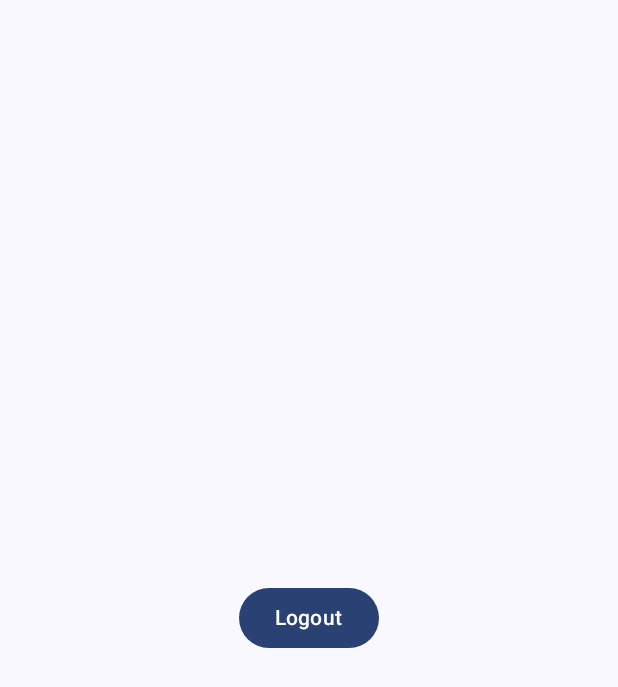
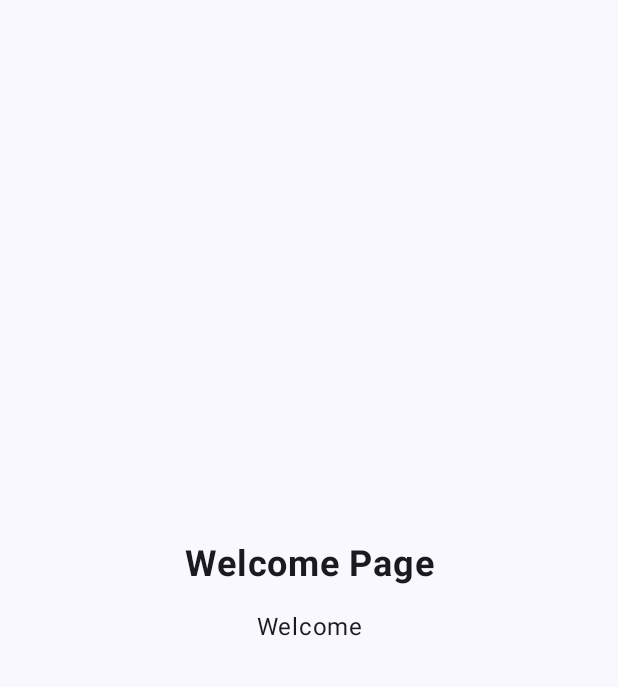
Before and after one commit to pratee-k-umar/itravelSolo, an Android app built with Jetpack Compose: the screen it shows after launch (MainActivity), on a phone screen of 412 x 824 dp. Shown: the top 687 px of the screen. Run offline under Robolectric (Android 15) with nearby library versions, the phone set to English and light mode, and no system bars.

Commit message:
Onboarding screens implemented

```diff
--- a/app/build.gradle.kts
+++ b/app/build.gradle.kts
@@ -43,6 +43,7 @@ android {
 
 dependencies {
 
+    implementation(libs.androidx.compose.foundation)
     implementation(libs.androidx.navigation.compose)
     implementation(libs.androidx.core.splashscreen)
     implementation(libs.androidx.lifecycle.viewmodel.compose)
@@ -55,6 +56,7 @@ dependencies {
     implementation(libs.androidx.compose.ui.graphics)
     implementation(libs.androidx.compose.ui.tooling.preview)
     implementation(libs.androidx.compose.material3)
+    implementation(libs.androidx.foundation)
     testImplementation(libs.junit)
     androidTestImplementation(libs.androidx.junit)
     androidTestImplementation(libs.androidx.espresso.core)
--- a/app/src/main/java/com/itravelsolo/MainActivity.kt
+++ b/app/src/main/java/com/itravelsolo/MainActivity.kt
@@ -10,6 +10,9 @@ import androidx.compose.material3.Scaffold
 import androidx.compose.runtime.Composable
 import androidx.compose.runtime.collectAsState
 import androidx.compose.runtime.getValue
+import androidx.compose.runtime.mutableStateOf
+import androidx.compose.runtime.remember
+import androidx.compose.runtime.setValue
 import androidx.compose.ui.Modifier
 import androidx.core.splashscreen.SplashScreen.Companion.installSplashScreen
 import androidx.navigation.compose.NavHost
@@ -17,6 +20,7 @@ import androidx.navigation.compose.composable
 import androidx.navigation.compose.rememberNavController
 import com.itravelsolo.Screen.Auth
 import com.itravelsolo.Screen.Home
+import com.itravelsolo.Screen.OnBoard
 import com.itravelsolo.Screen.Splash
 import com.itravelsolo.ui.theme.ItravelSoloTheme
 
@@ -44,18 +48,32 @@ class MainActivity : ComponentActivity() {
 @Composable
 fun Navigation() {
     val navController = rememberNavController()
+    var showOnboarding by remember { mutableStateOf(true) }
     NavHost(
         navController = navController,
         startDestination = "splash"
     ) {
         composable("splash") {
+            val destination = if(showOnboarding) "onBoarding" else "auth"
             Splash(onTimeout = {
-                navController.navigate("auth") {
+                navController.navigate(destination) {
                     popUpTo("splash") {
                         inclusive = true
                     }
                 }
             })
+        }
+        composable("onboarding") {
+            OnBoard(
+                onFinished = {
+                    navController.navigate("auth") {
+                        popUpTo("onboarding") {
+                            inclusive = true
+                        }
+                    }
+                    showOnboarding = false
+                }
+            )
         }
         composable("auth") {
             Auth(navController)
--- a/app/src/main/java/com/itravelsolo/Screen/Auth.kt
+++ b/app/src/main/java/com/itravelsolo/Screen/Auth.kt
@@ -1,7 +1,6 @@
 package com.itravelsolo.Screen
 
 import androidx.compose.foundation.layout.Arrangement
-import androidx.compose.foundation.layout.Box
 import androidx.compose.foundation.layout.Column
 import androidx.compose.foundation.layout.fillMaxSize
 import androidx.compose.foundation.layout.padding
--- /dev/null
+++ b/app/src/main/java/com/itravelsolo/Screen/OnBoard.kt
@@ -0,0 +1,95 @@
+package com.itravelsolo.Screen
+
+import androidx.compose.foundation.ExperimentalFoundationApi
+import androidx.compose.foundation.layout.Arrangement
+import androidx.compose.foundation.layout.Column
+import androidx.compose.foundation.layout.Row
+import androidx.compose.foundation.layout.Spacer
+import androidx.compose.foundation.layout.fillMaxSize
+import androidx.compose.foundation.layout.fillMaxWidth
+import androidx.compose.foundation.layout.height
+import androidx.compose.foundation.layout.padding
+import androidx.compose.foundation.pager.HorizontalPager
+import androidx.compose.foundation.pager.rememberPagerState
+import androidx.compose.material3.Button
+import androidx.compose.material3.Text
+import androidx.compose.runtime.Composable
+import androidx.compose.ui.Alignment
+import androidx.compose.ui.Modifier
+import androidx.compose.ui.text.font.FontWeight
+import androidx.compose.ui.text.style.TextAlign
+import androidx.compose.ui.unit.dp
+import androidx.compose.ui.unit.sp
+
+data class OnBoardingItem(
+    val title: String,
+    val description: String
+)
+
+val OnBoardingPages = listOf(
+    OnBoardingItem(
+        "Welcome Page",
+        "Welcome"
+    ),
+    OnBoardingItem(
+        "Second Page",
+        "Second"
+    )
+)
+
+@Composable
+fun OnBoardingPage(item: OnBoardingItem) {
+    Column(
+        modifier = Modifier.fillMaxSize().padding(horizontal = 24.dp),
+        horizontalAlignment = Alignment.CenterHorizontally,
+        verticalArrangement = Arrangement.Center
+    ) {
+        Text(
+            text = item.title,
+            fontSize = 24.sp,
+            fontWeight = FontWeight.Bold,
+            textAlign = TextAlign.Center
+        )
+        Spacer(modifier = Modifier.height(16.dp))
+        Text(
+            text = item.description,
+            fontSize = 16.sp,
+            textAlign = TextAlign.Center,
+            modifier = Modifier.padding(horizontal = 20.dp)
+        )
+    }
+}
+
+@OptIn(ExperimentalFoundationApi::class)
+@Composable
+fun OnBoard(onFinished: () -> Unit) {
+    val pagerState = rememberPagerState(pageCount = { OnBoardingPages.size })
+
+    Column(
+        modifier = Modifier.fillMaxSize(),
+        horizontalAlignment = Alignment.CenterHorizontally,
+        verticalArrangement = Arrangement.Center
+    ) {
+        HorizontalPager(
+            state = pagerState,
+            modifier = Modifier.fillMaxWidth().weight(1f)
+        ) {page ->
+            OnBoardingPage(item = OnBoardingPages[page])
+        }
+
+        Row(
+            modifier = Modifier.fillMaxWidth().padding(16.dp),
+            horizontalArrangement = Arrangement.Center,
+            verticalAlignment = Alignment.CenterVertically
+        ) {
+            if(pagerState.currentPage == OnBoardingPages.size - 1) {
+                Button(
+                    onClick = onFinished,
+                    modifier = Modifier.fillMaxWidth()
+                ) {
+                    Text("Get Started")
+                }
+            }
+        }
+    }
+}
--- a/gradle/libs.versions.toml
+++ b/gradle/libs.versions.toml
@@ -11,8 +11,10 @@ composeBom = "2024.09.00"
 androidxNavigation = "2.7.7"
 androidSplashScreen = "1.0.1"
 androidxLifeCycle = "2.8.2"
+foundation = "1.9.4"
 
 [libraries]
+androidx-compose-foundation = {group = "androidx.compose.foundation", name = "foundation"}
 androidx-lifecycle-viewmodel-compose = {group = "androidx.lifecycle", name = "lifecycle-viewmodel-compose", version.ref = "androidxLifeCycle"}
 androidx-core-splashscreen = { group = "androidx.core", name = "core-splashscreen", version.ref = "androidSplashScreen" }
 androidx-navigation-compose = {group = "androidx.navigation", name = "navigation-compose", version.ref = "androidxNavigation"}
@@ -30,6 +32,7 @@ androidx-compose-ui-tooling-preview = { group = "androidx.compose.ui", name = "u
 androidx-compose-ui-test-manifest = { group = "androidx.compose.ui", name = "ui-test-manifest" }
 androidx-compose-ui-test-junit4 = { group = "androidx.compose.ui", name = "ui-test-junit4" }
 androidx-compose-material3 = { group = "androidx.compose.material3", name = "material3" }
+androidx-foundation = { group = "androidx.compose.foundation", name = "foundation", version.ref = "foundation" }
 
 [plugins]
 android-application = { id = "com.android.application", version.ref = "agp" }
```
